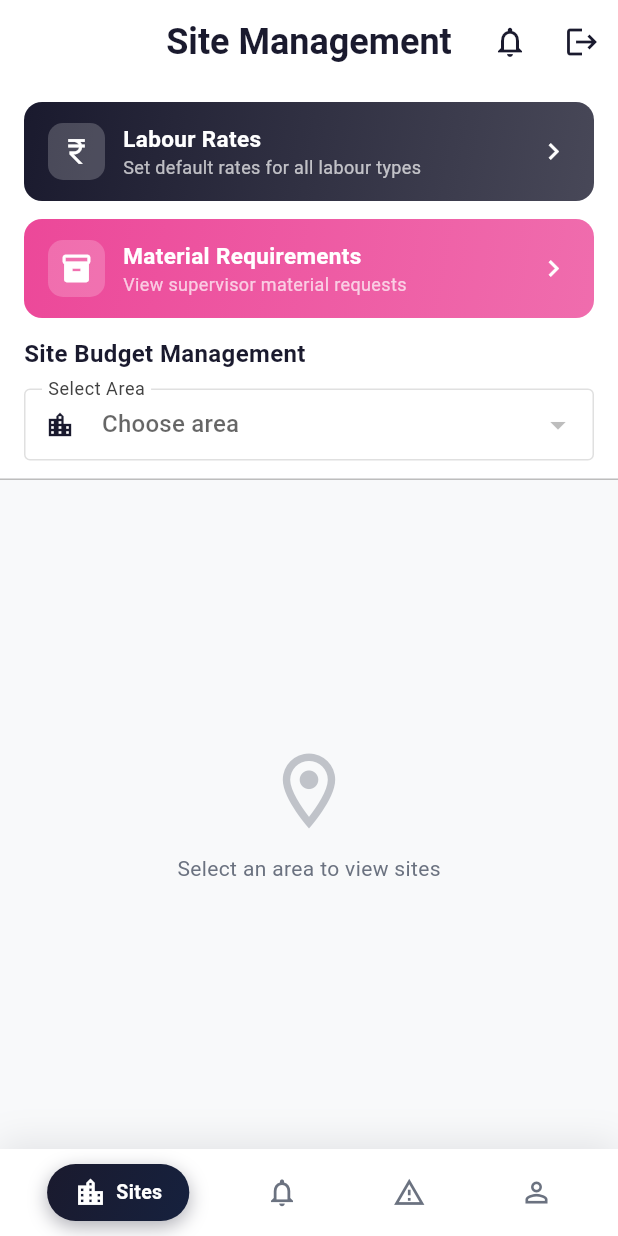
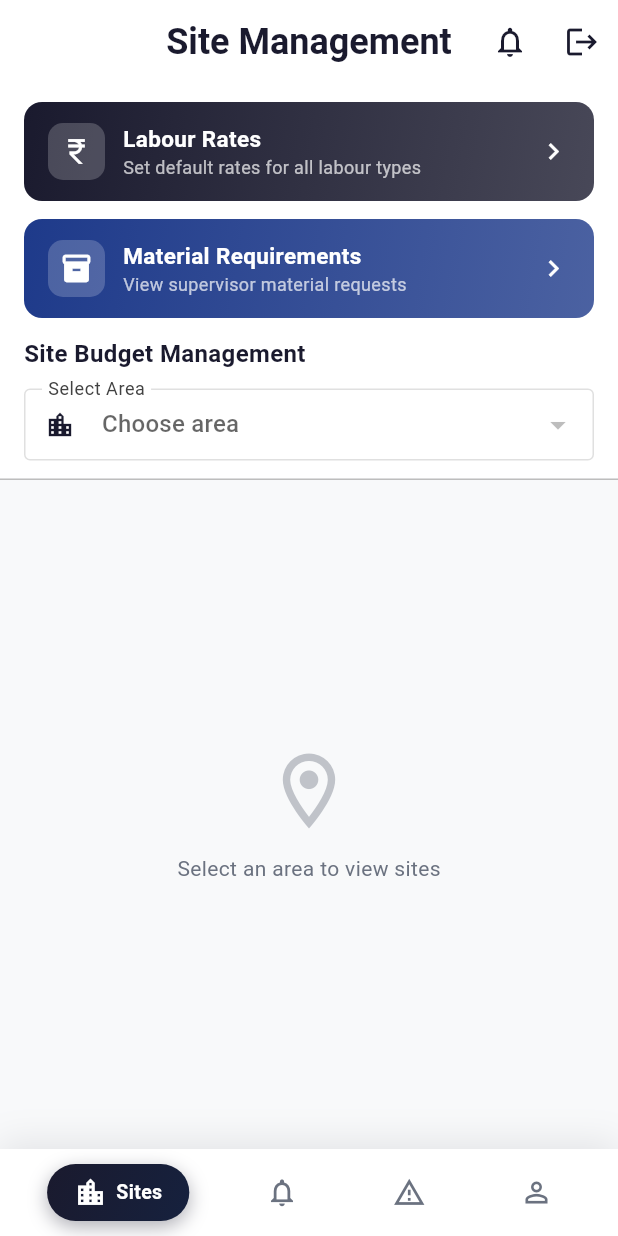
Before and after one commit to siva-dataworker/new_essentials, a Flutter app: the AdminDashboard screen opened directly, on a phone screen of 412 x 824 dp. Run offline on Flutter 3.47's test engine with Material 3 defaults, Android fonts, the phone set to English and light mode, and no system bars; our stand-ins replace cached_network_image, file_picker, firebase_auth, google_sign_in, image_picker, intl_phone_field and 4 more; missing offline and left inert: excel; accounts and stored records are empty; network calls fail.

Commit message:
UI: Change Material Requirements color from pink to dark blue

```diff
--- a/otp_phone_auth/lib/screens/admin_dashboard.dart
+++ b/otp_phone_auth/lib/screens/admin_dashboard.dart
@@ -593,8 +593,8 @@ class _AdminDashboardState extends State<AdminDashboard> {
                   decoration: BoxDecoration(
                     gradient: LinearGradient(
                       colors: [
-                        const Color(0xFFEC4899),
-                        const Color(0xFFEC4899).withValues(alpha: 0.8),
+                        const Color(0xFF1E3A8A),
+                        const Color(0xFF1E3A8A).withValues(alpha: 0.8),
                       ],
                       begin: Alignment.topLeft,
                       end: Alignment.bottomRight,
--- a/otp_phone_auth/lib/screens/site_detail_screen.dart
+++ b/otp_phone_auth/lib/screens/site_detail_screen.dart
@@ -1196,7 +1196,7 @@ class _QuickActionsSheet extends StatelessWidget {
             icon: Icons.add_shopping_cart_outlined,
             title: 'Material Requirement',
             subtitle: 'Request materials needed',
-            color: Color(0xFFEC4899),
+            color: Color(0xFF1E3A8A),
             onTap: onMaterialRequirementTap,
           ),
           const SizedBox(height: 16),
```
